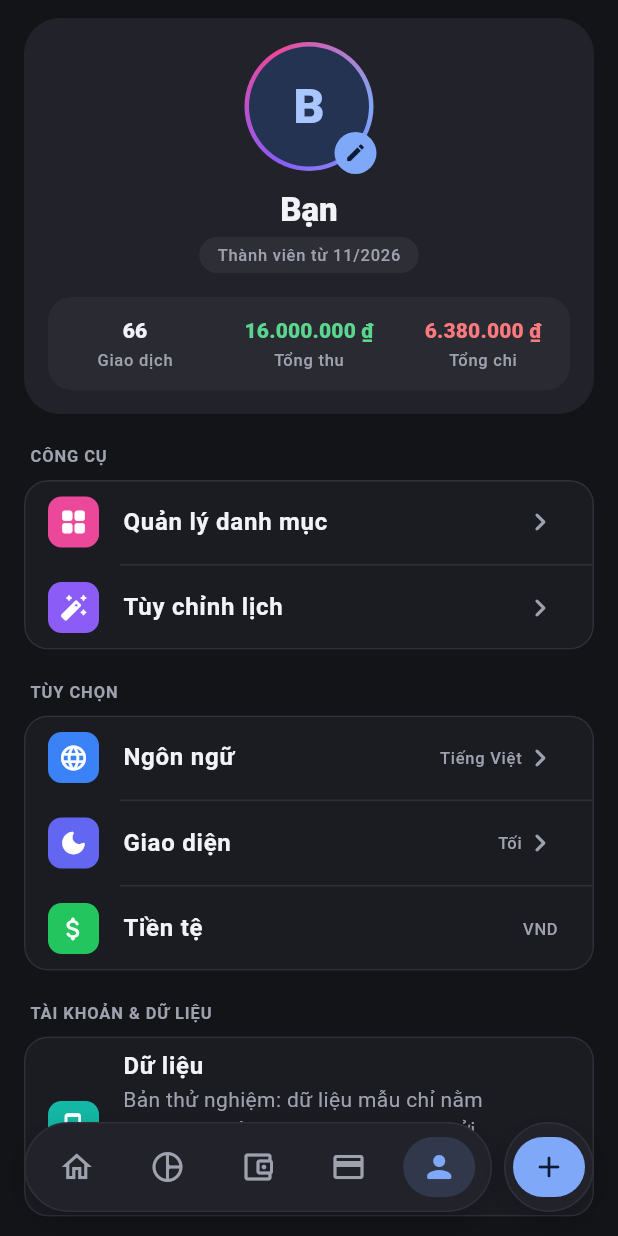
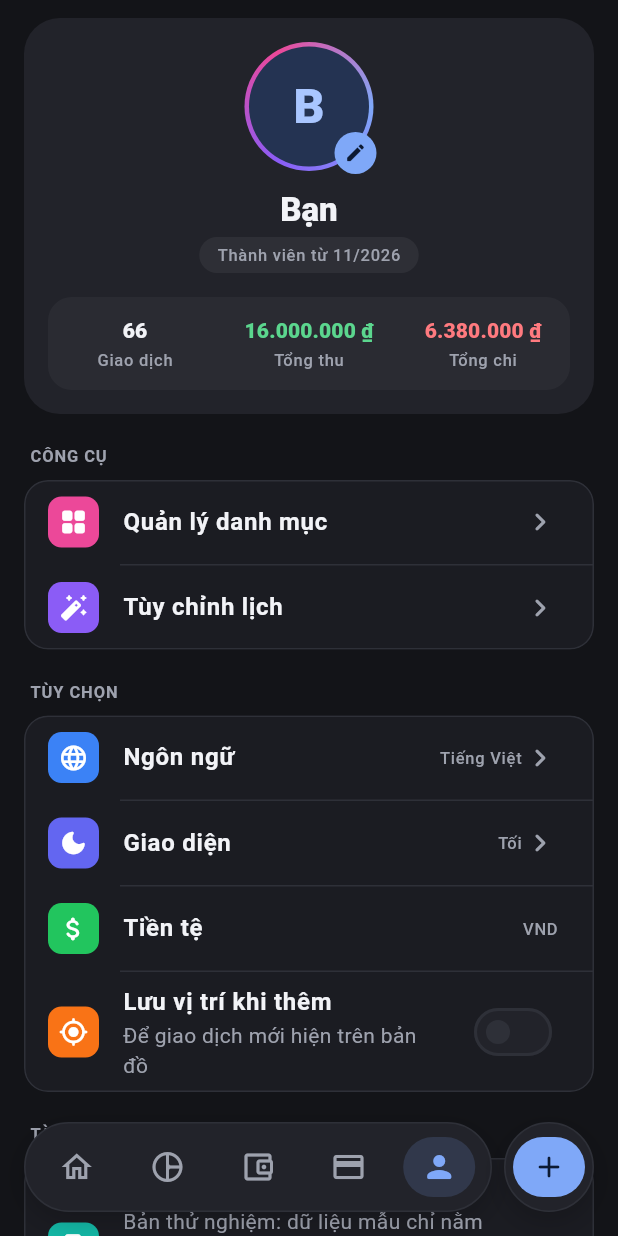
Before and after one commit to thdevfe/money-tracker, a Flutter app: the screen it shows after launch, item 5 of the bottom bar chosen, on a phone screen of 412 x 824 dp. Run offline on Flutter 3.47's test engine with Material 3 defaults, Android fonts, the phone set to English and light mode, and no system bars; our stand-ins replace camera, flutter_map, flutter_riverpod, geolocator, image_picker, latlong2 and 2 more; accounts and stored records are empty.

Commit message:
feat(reports): spending map with opt-in location saving
Replace the Map placeholder with the report's transactions on a map.
Location is only recorded after the user turns it on.

- "Save location when adding" switch on the map and in Profile; asks
  for permission when turned on (off by default, per device)
- new entries record where they were added; edits keep their place
- pins colored by category, sized by amount; tap one for its row
- Esri canvas tiles (dark or light) with attribution
- latitude and longitude on transactions (migration 0005); only sent
  when present, so saving works before the migration runs
- demo data spread around central Hà Nội; iOS location usage text

Co-Authored-By: Claude Opus 5.5 <noreply@anthropic.com>

```diff
--- a/lib/features/settings/presentation/settings_screen.dart
+++ b/lib/features/settings/presentation/settings_screen.dart
@@ -9,6 +9,7 @@ import '../../../core/theme/app_theme.dart';
 import '../../../l10n/app_localizations.dart';
 import '../../auth/providers/auth_provider.dart';
 import '../../profile/providers/profile_provider.dart';
+import '../../reports/presentation/spending_map_view.dart';
 import '../../transactions/domain/ledger.dart';
 import '../../transactions/providers/transactions_provider.dart';
 import '../providers/settings_provider.dart';
@@ -111,6 +112,17 @@ class SettingsScreen extends ConsumerWidget {
                   color: const Color(0xFF22C55E),
                   title: l10n.settingsCurrency,
                   value: 'VND',
+                ),
+                _SettingTile(
+                  icon: Icons.my_location_rounded,
+                  color: const Color(0xFFF97316),
+                  title: l10n.saveLocation,
+                  subtitle: l10n.saveLocationHint,
+                  trailing: Switch(
+                    key: const ValueKey('settings_save_location'),
+                    value: ref.watch(saveLocationProvider),
+                    onChanged: (on) => setSaveLocation(context, ref, on),
+                  ),
                 ),
               ],
             ),
@@ -525,6 +537,9 @@ class _SettingTile extends StatelessWidget {
   final Color? titleColor;
   final VoidCallback? onTap;
 
+  /// Replaces the value and chevron, e.g. a switch.
+  final Widget? trailing;
+
   const _SettingTile({
     required this.icon,
     required this.color,
@@ -533,6 +548,7 @@ class _SettingTile extends StatelessWidget {
     this.value,
     this.titleColor,
     this.onTap,
+    this.trailing,
   });
 
   @override
@@ -554,7 +570,9 @@ class _SettingTile extends StatelessWidget {
         style: TextStyle(fontWeight: FontWeight.w600, color: titleColor),
       ),
       subtitle: subtitle == null ? null : Text(subtitle!),
-      trailing: Row(
+      trailing:
+          trailing ??
+          Row(
             mainAxisSize: MainAxisSize.min,
             children: [
               if (value != null)
--- a/lib/features/transactions/data/supabase_ledger_repository.dart
+++ b/lib/features/transactions/data/supabase_ledger_repository.dart
@@ -277,6 +277,8 @@ class SupabaseLedgerRepository implements LedgerRepository {
       photo: path == null
           ? null
           : RemoteTransactionPhoto(path, urls[path] ?? ''),
+      latitude: (r['latitude'] as num?)?.toDouble(),
+      longitude: (r['longitude'] as num?)?.toDouble(),
     );
   }
 
@@ -314,5 +316,7 @@ class SupabaseLedgerRepository implements LedgerRepository {
     'destination_account_id': t.destinationAccountId,
     'note': t.note,
     'photo_path': photoPath,
+    // Only sent when known, so saving works without the location columns.
+    if (t.hasLocation) ...{'latitude': t.latitude, 'longitude': t.longitude},
   };
 }
--- a/lib/features/transactions/domain/models.dart
+++ b/lib/features/transactions/domain/models.dart
@@ -187,6 +187,10 @@ class MoneyTransaction {
   final String? note;
   final TransactionPhoto? photo;
 
+  /// Where it was added, when location saving is on (for the map).
+  final double? latitude;
+  final double? longitude;
+
   const MoneyTransaction({
     required this.id,
     required this.type,
@@ -198,9 +202,13 @@ class MoneyTransaction {
     this.destinationAccountId,
     this.note,
     this.photo,
+    this.latitude,
+    this.longitude,
   });
 
   bool get hasPhoto => photo != null;
+
+  bool get hasLocation => latitude != null && longitude != null;
 
   /// Same transaction showing an updated version of its category.
   MoneyTransaction withCategory(Category category) =>
@@ -227,5 +235,7 @@ class MoneyTransaction {
     destinationAccountId: destinationAccountId,
     note: note == null ? this.note : (note.trim().isEmpty ? null : note.trim()),
     photo: removePhoto ? null : (photo ?? this.photo),
+    latitude: latitude,
+    longitude: longitude,
   );
 }
--- a/lib/l10n/app_localizations.dart
+++ b/lib/l10n/app_localizations.dart
@@ -2269,6 +2269,48 @@ abstract class AppLocalizations {
   /// In en, this message translates to:
   /// **'No repeated spending in this period yet.'**
   String get noRepeats;
+
+  /// No description provided for @saveLocation.
+  ///
+  /// In en, this message translates to:
+  /// **'Save location when adding'**
+  String get saveLocation;
+
+  /// No description provided for @saveLocationHint.
+  ///
+  /// In en, this message translates to:
+  /// **'So new transactions appear on the map'**
+  String get saveLocationHint;
+
+  /// No description provided for @mapNoLocations.
+  ///
+  /// In en, this message translates to:
+  /// **'No transactions with a location yet'**
+  String get mapNoLocations;
+
+  /// No description provided for @mapNoLocationsMessage.
+  ///
+  /// In en, this message translates to:
+  /// **'Turn on “Save location when adding” so new transactions show on the map.'**
+  String get mapNoLocationsMessage;
+
+  /// No description provided for @mapLocatedCount.
+  ///
+  /// In en, this message translates to:
+  /// **'{located}/{total} transactions have a location'**
+  String mapLocatedCount(int located, int total);
+
+  /// No description provided for @locationUnavailable.
+  ///
+  /// In en, this message translates to:
+  /// **'Couldn\'t get your location. Allow location access for the app.'**
+  String get locationUnavailable;
+
+  /// No description provided for @openTransaction.
+  ///
+  /// In en, this message translates to:
+  /// **'Open transaction'**
+  String get openTransaction;
 }
 
 class _AppLocalizationsDelegate
--- a/lib/l10n/app_localizations_vi.dart
+++ b/lib/l10n/app_localizations_vi.dart
@@ -1205,4 +1205,29 @@ class AppLocalizationsVi extends AppLocalizations {
 
   @override
   String get noRepeats => 'Chưa có khoản chi nào lặp lại trong kỳ này.';
+
+  @override
+  String get saveLocation => 'Lưu vị trí khi thêm';
+
+  @override
+  String get saveLocationHint => 'Để giao dịch mới hiện trên bản đồ';
+
+  @override
+  String get mapNoLocations => 'Chưa có giao dịch nào có vị trí';
+
+  @override
+  String get mapNoLocationsMessage =>
+      'Bật “Lưu vị trí khi thêm” để các giao dịch mới hiện trên bản đồ.';
+
+  @override
+  String mapLocatedCount(int located, int total) {
+    return '$located/$total giao dịch có vị trí';
+  }
+
+  @override
+  String get locationUnavailable =>
+      'Không lấy được vị trí. Hãy cho phép quyền vị trí cho app.';
+
+  @override
+  String get openTransaction => 'Mở giao dịch';
 }
--- a/lib/l10n/app_vi.arb
+++ b/lib/l10n/app_vi.arb
@@ -378,5 +378,13 @@
   "@repeatSummary": {"placeholders": {"count": {"type": "int"}, "average": {"type": "String"}}},
   "noPatterns": "Chưa đủ dữ liệu",
   "noPatternsMessage": "Thêm vài khoản chi trong kỳ này để thấy thói quen chi tiêu.",
-  "noRepeats": "Chưa có khoản chi nào lặp lại trong kỳ này."
+  "noRepeats": "Chưa có khoản chi nào lặp lại trong kỳ này.",
+  "saveLocation": "Lưu vị trí khi thêm",
+  "saveLocationHint": "Để giao dịch mới hiện trên bản đồ",
+  "mapNoLocations": "Chưa có giao dịch nào có vị trí",
+  "mapNoLocationsMessage": "Bật “Lưu vị trí khi thêm” để các giao dịch mới hiện trên bản đồ.",
+  "mapLocatedCount": "{located}/{total} giao dịch có vị trí",
+  "@mapLocatedCount": {"placeholders": {"located": {"type": "int"}, "total": {"type": "int"}}},
+  "locationUnavailable": "Không lấy được vị trí. Hãy cho phép quyền vị trí cho app.",
+  "openTransaction": "Mở giao dịch"
 }
--- a/pubspec.yaml
+++ b/pubspec.yaml
@@ -44,6 +44,9 @@ dependencies:
   camera: ^0.12.1
   supabase_flutter: ^2.18.3
   shared_preferences: ^2.5.6
+  geolocator: ^14.1.2
+  flutter_map: ^8.3.2
+  latlong2: ^0.10.1
 
 dev_dependencies:
   flutter_test:
```
Also changed, not shown: lib/core/location/location_service.dart (added, +40 -0 lines), lib/features/reports/presentation/reports_screen.dart (+4 -7 lines), lib/features/reports/presentation/spending_map_view.dart (added, +233 -0 lines), lib/features/settings/providers/settings_provider.dart (+19 -0 lines), lib/features/transactions/data/mock_data.dart (+8 -0 lines), lib/features/transactions/presentation/form/add_edit_transaction_screen.dart (+15 -0 lines), lib/l10n/app_en.arb (+9 -1 lines), lib/l10n/app_localizations_en.dart (+25 -0 lines), pubspec.lock, 6 other files. Lines whose indentation alone changed are shown as unchanged.
